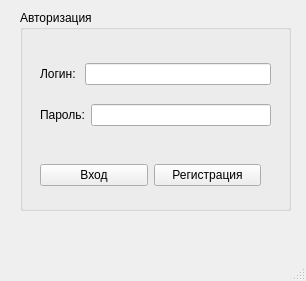
Before: the Qt Designer form src/project/mainwindow.ui in Edeotena/bd_4rd_sem_course_work, drawn with Qt 5.
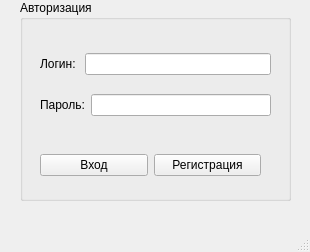
After: the same form once the commit is applied.

```diff
--- a/src/project/mainwindow.ui
+++ b/src/project/mainwindow.ui
@@ -6,8 +6,8 @@
    <rect>
     <x>0</x>
     <y>0</y>
-    <width>306</width>
-    <height>281</height>
+    <width>310</width>
+    <height>252</height>
    </rect>
   </property>
   <property name="windowTitle">
@@ -18,7 +18,7 @@
     <property name="geometry">
      <rect>
       <x>20</x>
-      <y>10</y>
+      <y>0</y>
       <width>271</width>
       <height>201</height>
      </rect>
@@ -26,7 +26,7 @@
     <property name="title">
      <string>Авторизация</string>
     </property>
-    <widget class="QWidget" name="">
+    <widget class="QWidget" name="layoutWidget">
      <property name="geometry">
       <rect>
        <x>20</x>
@@ -66,7 +66,7 @@
       </item>
      </layout>
     </widget>
-    <widget class="QWidget" name="">
+    <widget class="QWidget" name="layoutWidget">
      <property name="geometry">
       <rect>
        <x>20</x>
```
Left out of the diff: 2 changed lines with no effect on the pictures.
